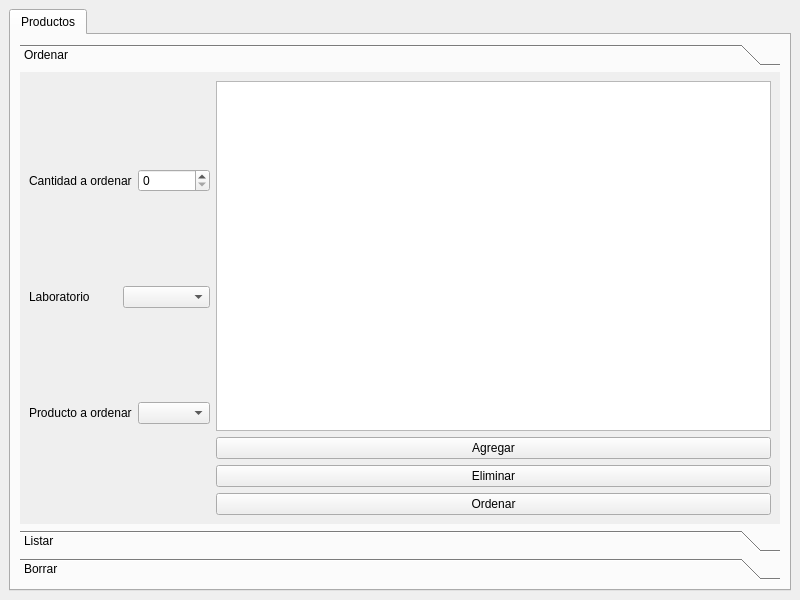
This is ui/Bodega.ui in mendoza/improved-spork as Qt 5 draws it before an edit. The edited form follows.
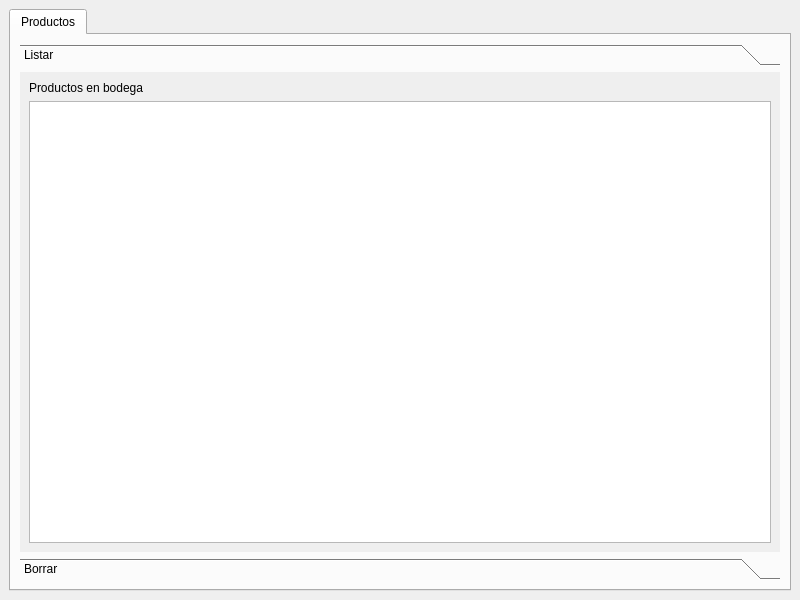
This is the edited form. Icons and pictures are not drawn.

```diff
--- a/ui/Bodega.ui
+++ b/ui/Bodega.ui
@@ -34,109 +34,13 @@
           <property name="currentIndex">
            <number>0</number>
           </property>
-          <widget class="QWidget" name="page_3">
-           <property name="geometry">
-            <rect>
-             <x>0</x>
-             <y>0</y>
-             <width>760</width>
-             <height>438</height>
-            </rect>
-           </property>
-           <attribute name="label">
-            <string>Ordenar</string>
-           </attribute>
-           <layout class="QHBoxLayout" name="horizontalLayout_5">
-            <item>
-             <layout class="QVBoxLayout" name="verticalLayout_4">
-              <item>
-               <layout class="QHBoxLayout" name="horizontalLayout_3">
-                <item>
-                 <widget class="QLabel" name="label_3">
-                  <property name="text">
-                   <string>Cantidad a ordenar</string>
-                  </property>
-                 </widget>
-                </item>
-                <item>
-                 <widget class="QSpinBox" name="cant_spinner"/>
-                </item>
-               </layout>
-              </item>
-              <item>
-               <layout class="QHBoxLayout" name="horizontalLayout">
-                <item>
-                 <widget class="QLabel" name="label">
-                  <property name="text">
-                   <string>Laboratorio</string>
-                  </property>
-                 </widget>
-                </item>
-                <item>
-                 <widget class="QComboBox" name="laboratorio_cb"/>
-                </item>
-               </layout>
-              </item>
-              <item>
-               <layout class="QHBoxLayout" name="horizontalLayout_2">
-                <item>
-                 <widget class="QLabel" name="label_2">
-                  <property name="text">
-                   <string>Producto a ordenar</string>
-                  </property>
-                 </widget>
-                </item>
-                <item>
-                 <widget class="QComboBox" name="producto_cb"/>
-                </item>
-               </layout>
-              </item>
-             </layout>
-            </item>
-            <item>
-             <layout class="QVBoxLayout" name="verticalLayout_3">
-              <property name="spacing">
-               <number>6</number>
-              </property>
-              <item>
-               <layout class="QVBoxLayout" name="verticalLayout_5">
-                <item>
-                 <widget class="QTableWidget" name="carrito_tb"/>
-                </item>
-                <item>
-                 <widget class="QPushButton" name="agregar_bt">
-                  <property name="text">
-                   <string>Agregar</string>
-                  </property>
-                 </widget>
-                </item>
-                <item>
-                 <widget class="QPushButton" name="eliminar_bt">
-                  <property name="text">
-                   <string>Eliminar</string>
-                  </property>
-                 </widget>
-                </item>
-                <item>
-                 <widget class="QPushButton" name="ordenar_bt">
-                  <property name="text">
-                   <string>Ordenar</string>
-                  </property>
-                 </widget>
-                </item>
-               </layout>
-              </item>
-             </layout>
-            </item>
-           </layout>
-          </widget>
           <widget class="QWidget" name="page_4">
            <property name="geometry">
             <rect>
              <x>0</x>
              <y>0</y>
              <width>760</width>
-             <height>438</height>
+             <height>469</height>
             </rect>
            </property>
            <attribute name="label">
```
Left out of the diff: 4 changed lines with no effect on the pictures.
